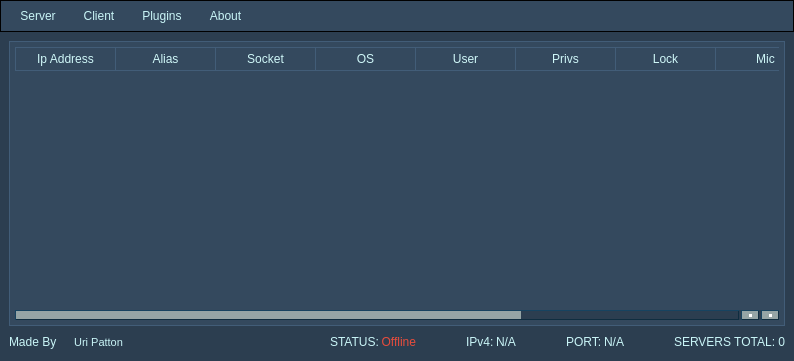
Before: the Qt Designer form source/gui.ui in 5l1v3r1/Moderat, drawn with Qt 5.
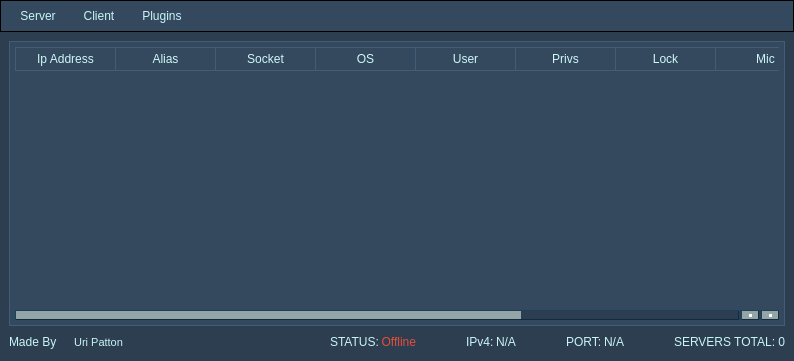
After: the same form once the commit is applied. Icons and pictures are not drawn.

What changed in the file:
```diff
--- a/source/gui.ui
+++ b/source/gui.ui
@@ -575,15 +575,9 @@
     <addaction name="actionSet_Alias"/>
     <addaction name="actionRun_As_Admin"/>
    </widget>
-   <widget class="QMenu" name="menuAbout">
-    <property name="title">
-     <string>About</string>
-    </property>
-   </widget>
    <addaction name="serverMenu"/>
    <addaction name="menuServer"/>
    <addaction name="menuAction"/>
-   <addaction name="menuAbout"/>
   </widget>
   <action name="actionStartListen_for_connections">
    <property name="checkable">
```
Left out of the diff: 2 changed lines with no effect on the pictures.
